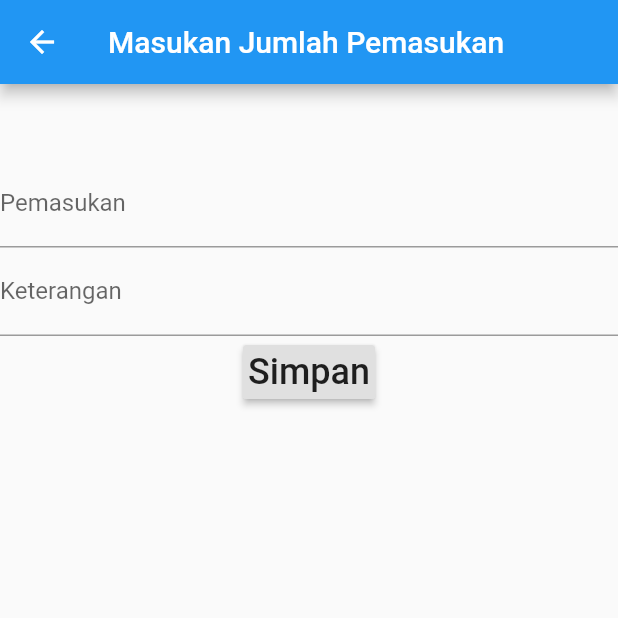
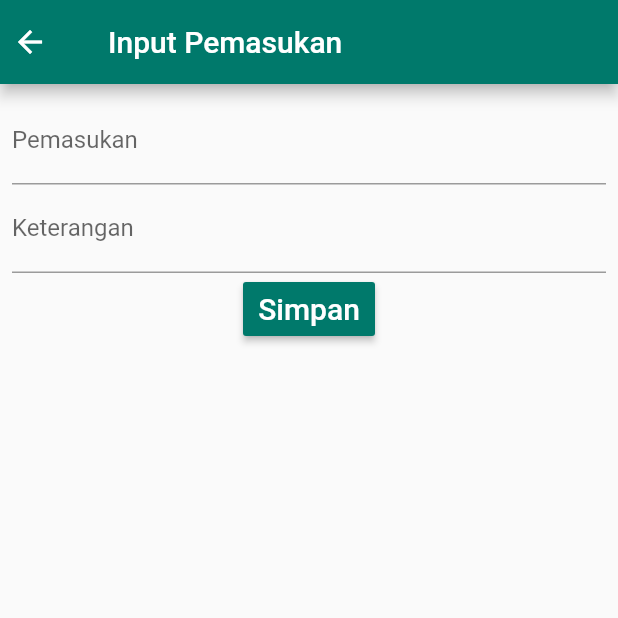
Before and after one commit to tonytomo/PAB, a Flutter app: the inputPendapatan screen opened directly, on a phone screen of 412 x 824 dp, the top half of it. Run offline on Flutter 3.47's test engine with Material 2 defaults, Android fonts, the phone set to English and light mode, and no system bars; our stand-ins replace hive, hive_flutter; accounts and stored records are empty; generated files the repository leaves out were written again; statements that could not run were skipped.

Commit message:
UI changed

```diff
--- a/lib/inputPendapatan.dart
+++ b/lib/inputPendapatan.dart
@@ -9,19 +9,17 @@ class inputPendapatan extends StatefulWidget {
   int plus;
   String ket;
   String sym;
-  inputPendapatan(this.plus,this.ket,this.sym);
 
+  inputPendapatan(this.plus, this.ket, this.sym);
 }
 
 class _inputPendapatanState extends State<inputPendapatan> {
-
   @override
   void initState() {
     super.initState();
-  if(widget.sym=="+")
-    status="Pemasukan";
-  else if(widget.sym=="-")
-    status="Pengeluaran";
+    if (widget.sym == "+")
+      status = "Pemasukan";
+    else if (widget.sym == "-") status = "Pengeluaran";
   }
 
   void currentSaldo(Saldo saldo) {
@@ -46,10 +44,9 @@ class _inputPendapatanState extends State<inputPendapatan> {
     final newHistory = History(widget.sym, widget.plus, widget.ket);
     var saldo = saldoBox.get(0) as Saldo;
     var newSaldo = Saldo(saldo.nom);
-    if(status == "Pemasukan")
+    if (status == "Pemasukan")
       newSaldo = Saldo(saldo.nom + widget.plus);
-    else if(status == "Pengeluaran")
-      newSaldo = Saldo(saldo.nom - widget.plus);
+    else if (status == "Pengeluaran") newSaldo = Saldo(saldo.nom - widget.plus);
     addHistory(newHistory);
     Navigator.pop(context);
 
@@ -60,11 +57,20 @@ class _inputPendapatanState extends State<inputPendapatan> {
   Widget build(BuildContext context) {
     return Scaffold(
       appBar: AppBar(
-        title: Text("Masukan Jumlah $status"),
+        leading: IconButton(
+          alignment: Alignment.centerLeft,
+          icon: Icon(Icons.arrow_back),
+          color: Colors.white,
+          onPressed: () {
+            Navigator.pop(context);
+          },
+        ),
+        title: Text("Input $status"),
+        backgroundColor: Colors.teal[700],
       ),
       body: Container(
           alignment: Alignment.center,
-          margin: EdgeInsets.only(top: 50),
+          margin: EdgeInsets.all(8),
           child: Form(
             key: _formKey,
             child: Column(
@@ -99,21 +105,16 @@ class _inputPendapatanState extends State<inputPendapatan> {
                   },
                 ),
                 RaisedButton(
-                    padding: EdgeInsets.symmetric(
-                    ),
+                    padding: EdgeInsets.symmetric(),
+                    color: Colors.teal[700],
                     child: Text(
                       "Simpan",
-                      style: TextStyle(
-                        fontSize: 24.0,
-                      ),
+                      style: TextStyle(fontSize: 20, color: Colors.white),
                     ),
                     onPressed: () {
                       _submit();
-                      setState(() {
-
-                      });
-                    }
-                )
+                      setState(() {});
+                    })
               ],
             ),
           )),
```
Also changed, not shown: lib/home_page.dart (+37 -107 lines), 1 other file.
